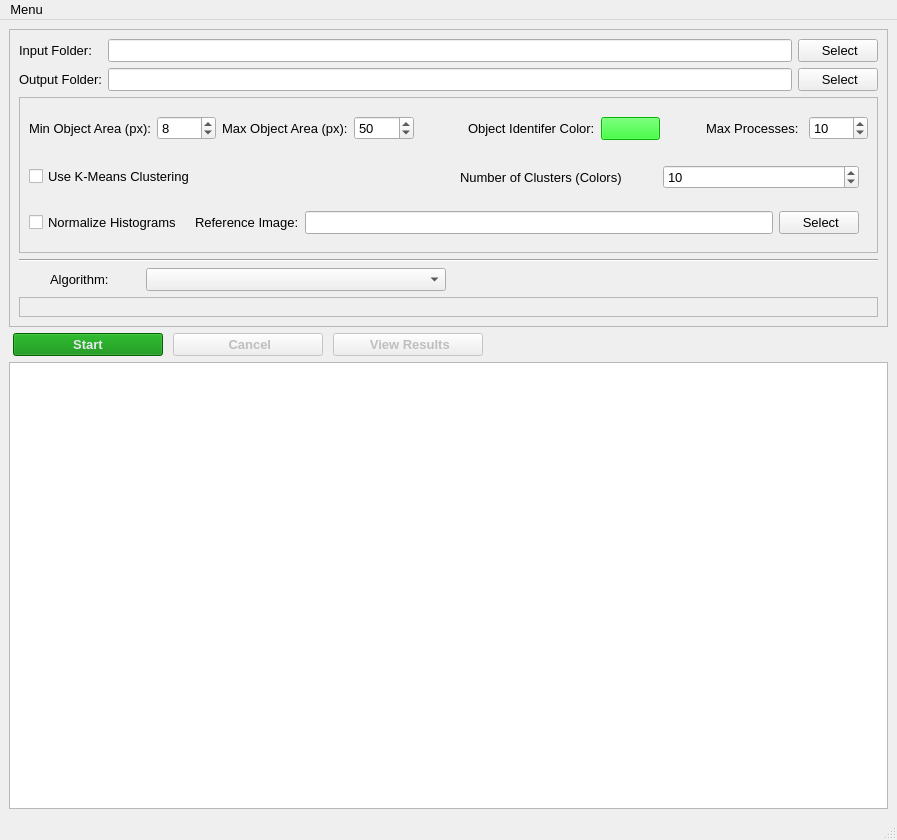
This is resources/views/MainWindow.ui in crgrove/automated-drone-image-analysis-tool as Qt 5 draws it before an edit. The edited form follows.
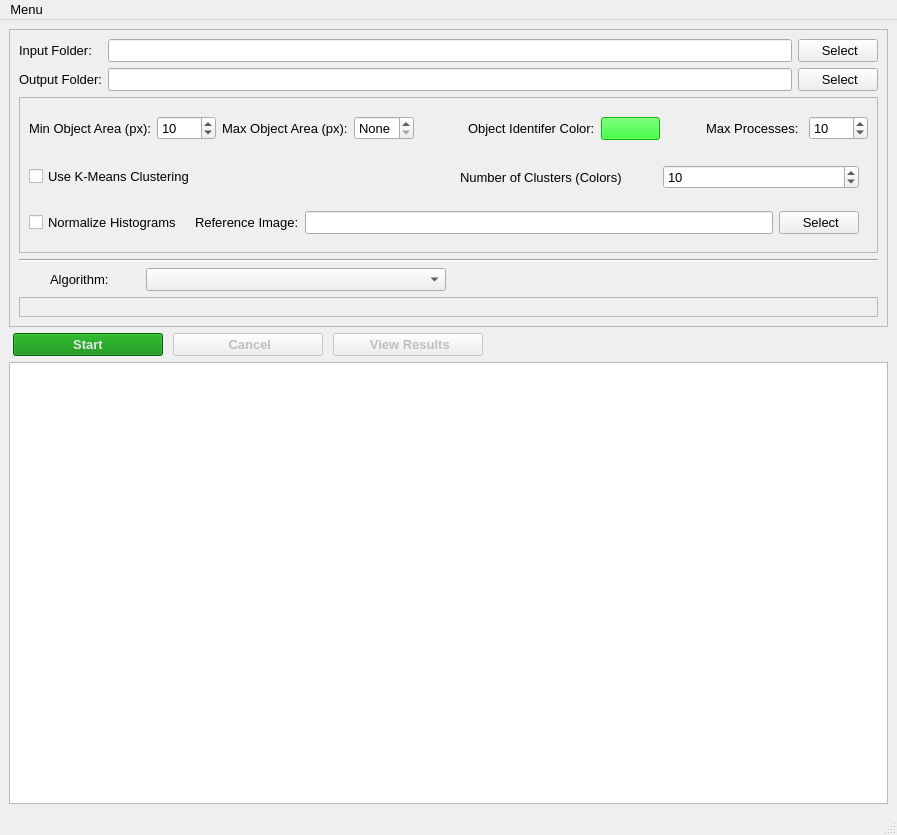
This is the edited form. Icons and pictures are not drawn.

What changed in the file:
```diff
--- a/resources/views/MainWindow.ui
+++ b/resources/views/MainWindow.ui
@@ -10,7 +10,7 @@
     <x>0</x>
     <y>0</y>
     <width>897</width>
-    <height>840</height>
+    <height>835</height>
    </rect>
   </property>
   <property name="font">
@@ -165,8 +165,11 @@
               <property name="minimum">
                <number>1</number>
               </property>
+              <property name="maximum">
+               <number>999</number>
+              </property>
               <property name="value">
-               <number>8</number>
+               <number>10</number>
               </property>
              </widget>
             </item>
@@ -191,14 +194,20 @@
                 <pointsize>10</pointsize>
                </font>
               </property>
+              <property name="specialValueText">
+               <string>None</string>
+              </property>
               <property name="minimum">
-               <number>1</number>
+               <number>0</number>
               </property>
               <property name="maximum">
-               <number>2000</number>
+               <number>1999</number>
+              </property>
+              <property name="singleStep">
+               <number>1</number>
               </property>
               <property name="value">
-               <number>50</number>
+               <number>0</number>
               </property>
              </widget>
             </item>
```
